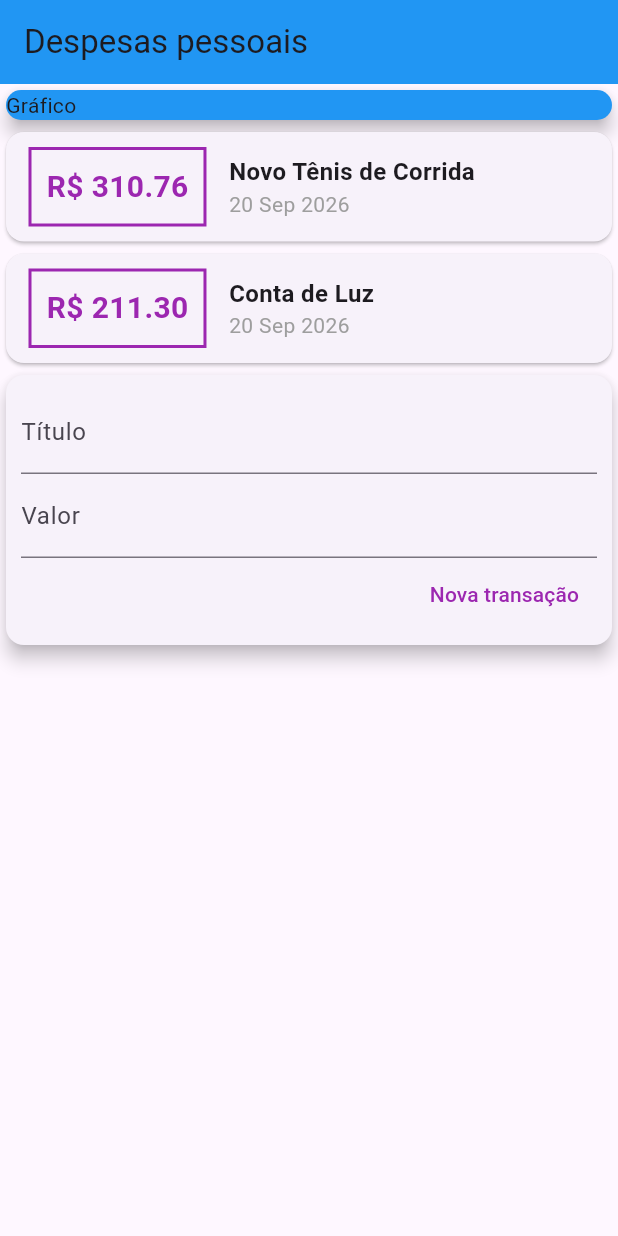
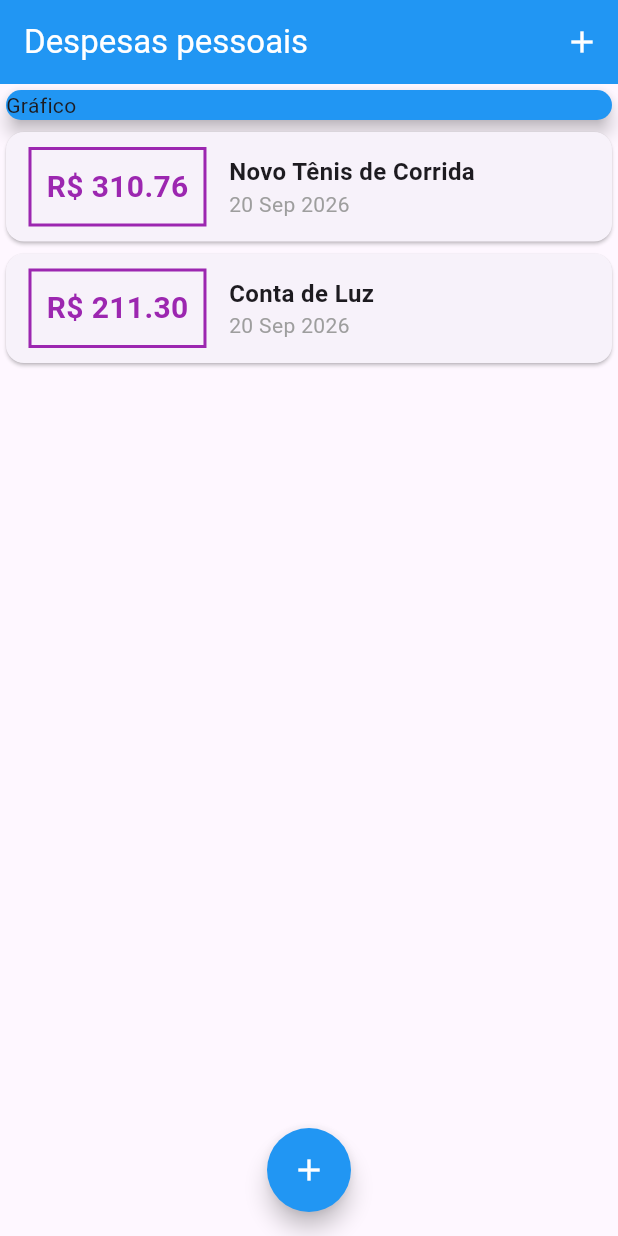
Before and after one commit to avrcoelho/flutter-learning, a Flutter app: the screen it shows after launch, on a phone screen of 412 x 824 dp. Run offline on Flutter 3.47's test engine with Material 3 defaults, Android fonts, the phone set to English and light mode, and no system bars.

Commit message:
feat(expensesn-app): add list and bottom sheet

```diff
--- /dev/null
+++ b/expenses/lib/components/transaction_list.dart
@@ -0,0 +1,63 @@
+import 'package:flutter/material.dart';
+import 'package:intl/intl.dart';
+
+import '../models/transaction.dart';
+
+class TransactionList extends StatelessWidget {
+  final List<Transaction> transactions;
+
+  const TransactionList({super.key, required this.transactions});
+
+  @override
+  Widget build(BuildContext context) {
+    return SizedBox(
+      height: 300,
+      child: ListView.builder(
+        itemCount: transactions.length,
+        itemBuilder: (ctx, index) {
+          final transaction = transactions[index];
+          return Card(
+            child: Row(
+              children: [
+                Container(
+                  margin: const EdgeInsets.symmetric(
+                    horizontal: 15,
+                    vertical: 10,
+                  ),
+                  decoration: BoxDecoration(
+                    border: Border.all(color: Colors.purple, width: 2),
+                  ),
+                  padding: const EdgeInsets.all(10),
+                  child: Text(
+                    'R\$ ${transaction.value.toStringAsFixed(2)}',
+                    style: TextStyle(
+                      fontWeight: FontWeight.bold,
+                      fontSize: 20,
+                      color: Colors.purple,
+                    ),
+                  ),
+                ),
+                Column(
+                  crossAxisAlignment: CrossAxisAlignment.start,
+                  children: [
+                    Text(
+                      transaction.title,
+                      style: TextStyle(
+                        fontWeight: FontWeight.bold,
+                        fontSize: 16,
+                      ),
+                    ),
+                    Text(
+                      DateFormat('d MMM y').format(transaction.date),
+                      style: TextStyle(color: Colors.grey),
+                    ),
+                  ],
+                ),
+              ],
+            ),
+          );
+        },
+      ),
+    );
+  }
+}
--- a/expenses/lib/main.dart
+++ b/expenses/lib/main.dart
@@ -1,9 +1,14 @@
+import 'dart:math';
+
+import 'package:expenses/components/transaction_list.dart';
+import 'package:expenses/models/transaction.dart';
 import 'package:flutter/material.dart';
-import 'package:intl/intl.dart';
 
-import './models/transaction.dart';
+import 'components/transaction_form.dart';
 
-void main() => runApp(const ExpensesApp());
+void main() {
+  runApp(ExpensesApp());
+}
 
 class ExpensesApp extends StatelessWidget {
   const ExpensesApp({super.key});
@@ -14,9 +19,14 @@ class ExpensesApp extends StatelessWidget {
   }
 }
 
-class MyHomePage extends StatelessWidget {
-  MyHomePage({super.key});
+class MyHomePage extends StatefulWidget {
+  const MyHomePage({super.key});
 
+  @override
+  State<MyHomePage> createState() => _MyHomePageState();
+}
+
+class _MyHomePageState extends State<MyHomePage> {
   final List<Transaction> _transactions = [
     Transaction(
       id: 't1',
@@ -32,14 +42,48 @@ class MyHomePage extends StatelessWidget {
     ),
   ];
 
+  void _addTransaction({required String title, required double value}) {
+    final newTransaction = Transaction(
+      id: Random().nextDouble().toString(),
+      title: title,
+      value: value,
+      date: DateTime.now(),
+    );
+    setState(() {
+      _transactions.add(newTransaction);
+    });
+  }
+
+  void _openTransactionFormModal(BuildContext context) {
+    showModalBottomSheet(
+      context: context,
+      builder: (_) {
+        return TransactionForm(onSubmit: _addTransaction);
+      },
+    );
+  }
+
   @override
   Widget build(BuildContext context) {
     return Scaffold(
       appBar: AppBar(
-        title: const Text('Despesas pessoais'),
+        title: const Text(
+          'Despesas pessoais',
+          style: TextStyle(color: Colors.white),
+        ),
         backgroundColor: Colors.blue,
+
+        actions: [
+          IconButton(
+            icon: const Icon(Icons.add, color: Colors.white),
+            onPressed: () {
+              _openTransactionFormModal(context);
+            },
           ),
-      body: Column(
+        ],
+      ),
+      body: SingleChildScrollView(
+        child: Column(
           crossAxisAlignment: CrossAxisAlignment.stretch,
           children: [
             SizedBox(
@@ -49,79 +93,19 @@ class MyHomePage extends StatelessWidget {
                 child: Text('Gráfico'),
               ),
             ),
-          Column(
-            children: _transactions.map((transaction) {
-              return Card(
-                child: Row(
-                  children: [
-                    Container(
-                      margin: EdgeInsets.symmetric(
-                        horizontal: 15,
-                        vertical: 10,
-                      ),
-                      decoration: BoxDecoration(
-                        border: Border.all(color: Colors.purple, width: 2),
-                      ),
-                      padding: EdgeInsets.all(10),
-                      child: Text(
-                        'R\$ ${transaction.value.toStringAsFixed(2)}',
-                        style: TextStyle(
-                          fontWeight: FontWeight.bold,
-                          fontSize: 20,
-                          color: Colors.purple,
-                        ),
-                      ),
-                    ),
-                    Column(
-                      crossAxisAlignment: CrossAxisAlignment.start,
-                      children: [
-                        Text(
-                          transaction.title,
-                          style: TextStyle(
-                            fontWeight: FontWeight.bold,
-                            fontSize: 16,
-                          ),
-                        ),
-                        Text(
-                          DateFormat('d MMM y').format(transaction.date),
-                          style: TextStyle(color: Colors.grey),
-                        ),
-                      ],
-                    ),
-                  ],
-                ),
-              );
-            }).toList(),
-          ),
-          Card(
-            elevation: 5,
-            child: Padding(
-              padding: const EdgeInsets.all(10),
-              child: Column(
-                children: [
-                  TextField(decoration: InputDecoration(labelText: 'Título')),
-                  TextField(
-                    decoration: InputDecoration(labelText: 'Valor'),
-                    keyboardType: TextInputType.number,
-                  ),
-                  Row(
-                    mainAxisAlignment: MainAxisAlignment.end,
-                    children: [
-                      TextButton(
-                        onPressed: () {},
-                        style: TextButton.styleFrom(
-                          foregroundColor: Colors.purple,
-                        ),
-                        child: Text('Nova transação'),
-                      ),
-                    ],
-                  ),
+            TransactionList(transactions: _transactions),
           ],
         ),
       ),
+      floatingActionButton: FloatingActionButton(
+        backgroundColor: Colors.blue,
+        shape: RoundedRectangleBorder(borderRadius: BorderRadius.circular(100)),
+        onPressed: () {
+          _openTransactionFormModal(context);
+        },
+        child: const Icon(Icons.add, color: Colors.white),
       ),
-        ],
-      ),
+      floatingActionButtonLocation: FloatingActionButtonLocation.centerFloat,
     );
   }
 }
```
Also changed, not shown: expenses/lib/components/transaction_form.dart (added, +60 -0 lines). Lines whose indentation alone changed are shown as unchanged.
